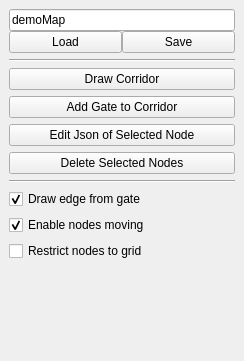
Old version of the form include/tmapping/UI/dockBuildMap.ui in the repository StumboEugen/TMapping.
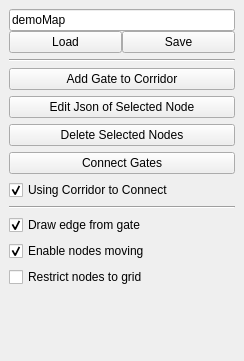
New version of the form.

Commit message: 增加连接FakeConnect的功能

Diff of the .ui file:
```diff
--- a/include/tmapping/UI/dockBuildMap.ui
+++ b/include/tmapping/UI/dockBuildMap.ui
@@ -66,19 +66,6 @@
       </property>
      </widget>
     </item>
-    <item>
-     <widget class="QPushButton" name="btnDrawCorridor">
-      <property name="text">
-       <string>Draw Corridor</string>
-      </property>
-      <property name="checkable">
-       <bool>true</bool>
-      </property>
-      <property name="flat">
-       <bool>false</bool>
-      </property>
-     </widget>
-    </item>
     <item>
      <widget class="QPushButton" name="btnAddGate2Corridor">
       <property name="text">
@@ -106,6 +93,29 @@
       </property>
      </widget>
     </item>
+    <item>
+     <widget class="QPushButton" name="btnConnectGates">
+      <property name="text">
+       <string>Connect Gates</string>
+      </property>
+      <property name="checkable">
+       <bool>true</bool>
+      </property>
+      <property name="flat">
+       <bool>false</bool>
+      </property>
+     </widget>
+    </item>
+    <item>
+     <widget class="QCheckBox" name="cbDrawCorridor">
+      <property name="text">
+       <string>Using Corridor to Connect</string>
+      </property>
+      <property name="checked">
+       <bool>true</bool>
+      </property>
+     </widget>
+    </item>
     <item>
      <widget class="Line" name="line">
       <property name="orientation">
```
The commit also changes 6 other files.
